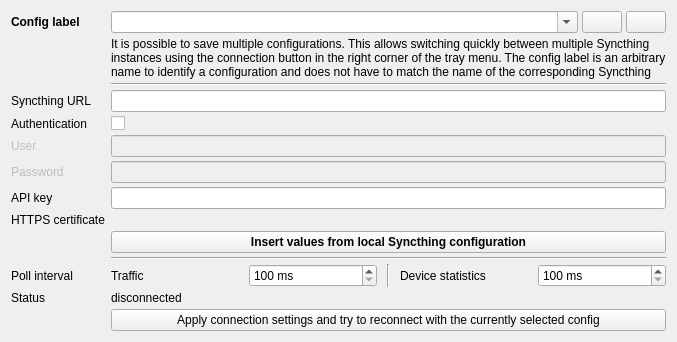
Above: tray/gui/connectionoptionpage.ui from Martchus/syncthingtray before the change. Below: the same form after it.
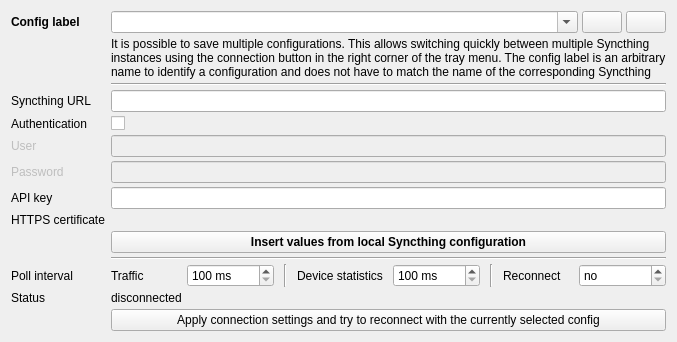
That is the form after the change. Icons and pictures are not drawn. Custom widgets are drawn as their Qt base class.

Commit message: Allow auto-reconnect

```diff
--- a/tray/gui/connectionoptionpage.ui
+++ b/tray/gui/connectionoptionpage.ui
@@ -295,6 +295,12 @@
      </item>
      <item>
       <widget class="QSpinBox" name="pollTrafficSpinBox">
+       <property name="sizePolicy">
+        <sizepolicy hsizetype="Preferred" vsizetype="Fixed">
+         <horstretch>0</horstretch>
+         <verstretch>0</verstretch>
+        </sizepolicy>
+       </property>
        <property name="suffix">
         <string> ms</string>
        </property>
@@ -322,6 +328,12 @@
      </item>
      <item>
       <widget class="QSpinBox" name="pollDevStatsSpinBox">
+       <property name="sizePolicy">
+        <sizepolicy hsizetype="Preferred" vsizetype="Fixed">
+         <horstretch>0</horstretch>
+         <verstretch>0</verstretch>
+        </sizepolicy>
+       </property>
        <property name="suffix">
         <string> ms</string>
        </property>
@@ -333,6 +345,39 @@
        </property>
       </widget>
      </item>
+     <item>
+      <widget class="Line" name="line">
+       <property name="orientation">
+        <enum>Qt::Vertical</enum>
+       </property>
+      </widget>
+     </item>
+     <item>
+      <widget class="QLabel" name="reconnectLabel">
+       <property name="text">
+        <string>Reconnect</string>
+       </property>
+      </widget>
+     </item>
+     <item>
+      <widget class="QSpinBox" name="reconnectSpinBox">
+       <property name="sizePolicy">
+        <sizepolicy hsizetype="Preferred" vsizetype="Fixed">
+         <horstretch>0</horstretch>
+         <verstretch>0</verstretch>
+        </sizepolicy>
+       </property>
+       <property name="specialValueText">
+        <string>no</string>
+       </property>
+       <property name="suffix">
+        <string> ms</string>
+       </property>
+       <property name="maximum">
+        <number>999999999</number>
+       </property>
+      </widget>
+     </item>
     </layout>
    </item>
   </layout>
```
The commit also changes 6 other files.
